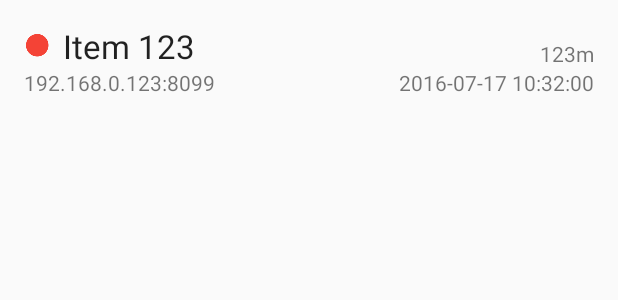
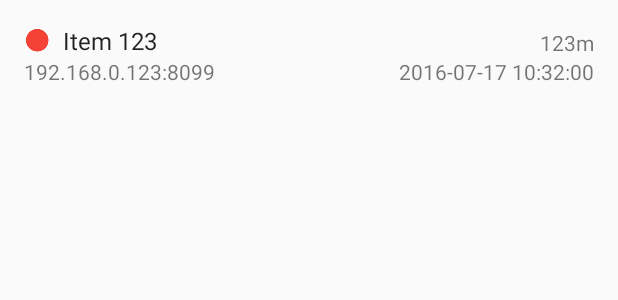
Before and after one commit to pgrenaud/EtsmtlGti785Lab2, an Android app: the layout fragment_peers.xml on its own in the app's theme, with its tools: preview values and no code run, on a phone screen of 412 x 824 dp. Shown: the top 300 px of the screen. Run offline under Robolectric (Android 15) with nearby library versions, the light colour scheme and no system bars.

Commit message:
Fixed list item textAppearance.

```diff
--- a/peer/src/main/res/layout/fragment_files.xml
+++ b/peer/src/main/res/layout/fragment_files.xml
@@ -17,7 +17,7 @@
             android:id="@+id/files_name_text"
             android:layout_width="match_parent"
             android:layout_height="wrap_content"
-            android:textAppearance="?android:attr/textAppearanceLarge"
+            android:textAppearance="@style/Base.TextAppearance.AppCompat.Subhead"
             android:text="Item 123"/>
 
         <TextView
--- a/peer/src/main/res/layout/fragment_peers.xml
+++ b/peer/src/main/res/layout/fragment_peers.xml
@@ -27,7 +27,7 @@
             android:layout_toEndOf="@+id/peers_status_image"
             android:layout_toStartOf="@+id/peers_distance_text"
             android:layout_marginStart="8dp"
-            android:textAppearance="?android:attr/textAppearanceLarge"
+            android:textAppearance="@style/Base.TextAppearance.AppCompat.Subhead"
             android:text="Item 123"/>
 
         <TextView
```
